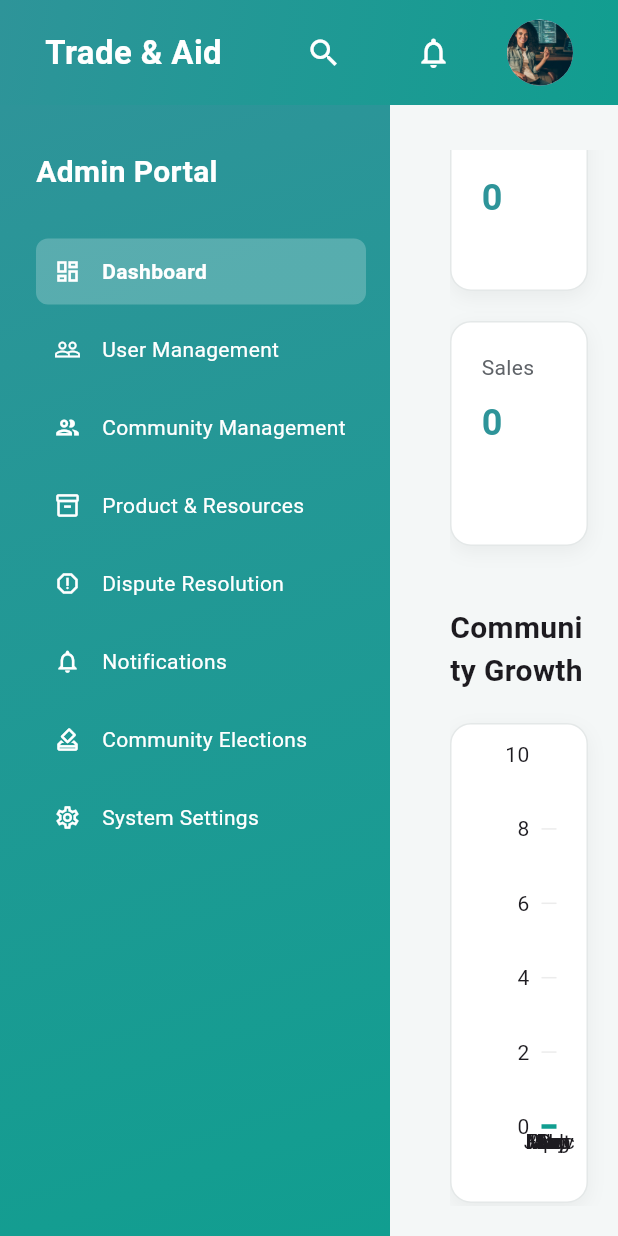
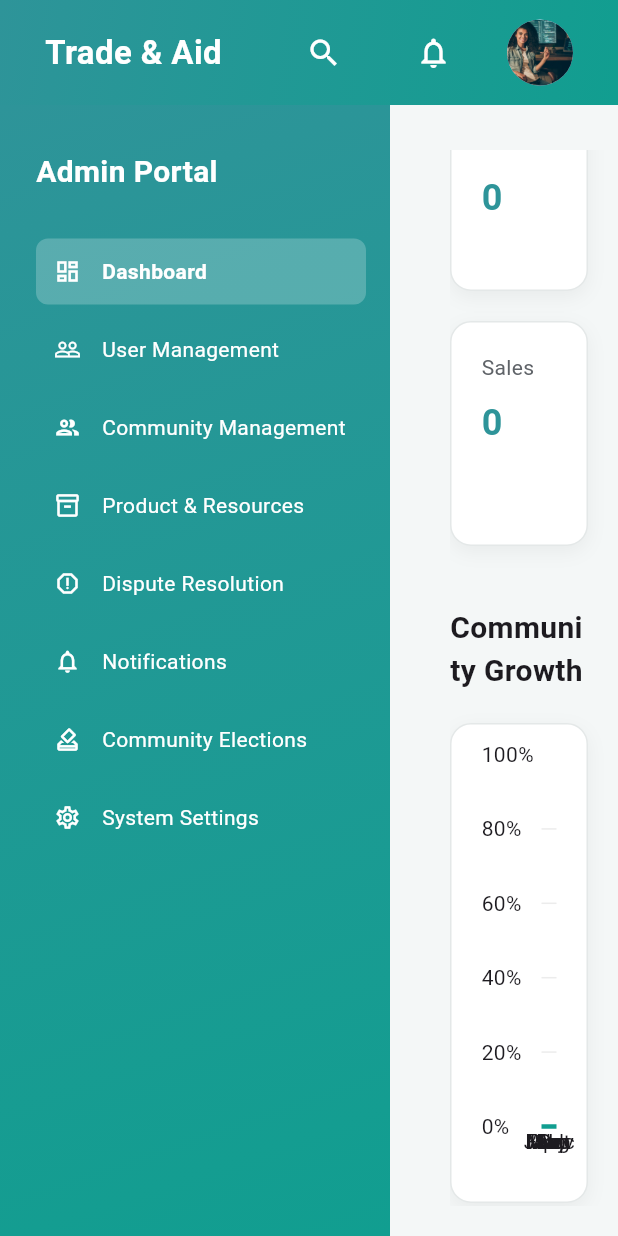
Before and after one commit to Alishba-Sajid/Trade-Aid, a Flutter app: the screen it shows after launch, scrolled down 576 dp, on a phone screen of 412 x 824 dp. Run offline on Flutter 3.47's test engine with Material 3 defaults, Android fonts, the phone set to English and light mode, and no system bars; drawn by our look-alikes of fl_chart; our stand-ins replace file_picker, image_picker, supabase_flutter; accounts and stored records are empty.

Commit message:
Complete web app

```diff
--- a/Frontend/lib/screens/dashboard.dart
+++ b/Frontend/lib/screens/dashboard.dart
@@ -166,10 +166,20 @@ Future<void> fetchCommunityGrowth() async {
       monthlyCounts[monthIndex]++;
     }
 
+    /// ✅ STEP 1: get max value
+    int maxValue = monthlyCounts.reduce((a, b) => a > b ? a : b);
+
+    /// ⚠️ prevent divide by 0
+    if (maxValue == 0) maxValue = 1;
+
+    /// ✅ STEP 2: convert to %
     communityGrowthSpots = monthlyCounts
         .asMap()
         .entries
-        .map((e) => FlSpot(e.key.toDouble(), e.value.toDouble()))
+        .map((e) {
+          double percent = (e.value / maxValue) * 100;
+          return FlSpot(e.key.toDouble(), percent);
+        })
         .toList();
 
     setState(() {
@@ -529,13 +539,8 @@ void initState() {
             decoration: _cardDecoration(),
             child: LineChart(
               LineChartData(
-                minY: 0,
-                maxY: communityGrowthSpots.isEmpty
-                    ? 100
-                    : communityGrowthSpots
-                            .map((e) => e.y)
-                            .reduce((a, b) => a > b ? a : b) +
-                        10,
+               minY: 0,
+maxY: 100,
                 gridData: FlGridData(
                   show: true,
                   drawVerticalLine: false,
@@ -566,10 +571,16 @@ void initState() {
                       },
                     ),
                   ),
-                  leftTitles: AxisTitles(
-                    sideTitles:
-                        SideTitles(showTitles: true, reservedSize: 40),
-                  ),
+                 leftTitles: AxisTitles(
+  sideTitles: SideTitles(
+    showTitles: true,
+    reservedSize: 40,
+    interval: 20,
+    getTitlesWidget: (value, meta) {
+      return Text('${value.toInt()}%');
+    },
+  ),
+),
                   rightTitles:
                       AxisTitles(sideTitles: SideTitles(showTitles: false)),
                   topTitles:
--- a/Frontend/lib/screens/usermanagement.dart
+++ b/Frontend/lib/screens/usermanagement.dart
@@ -180,7 +180,11 @@ Expanded(
     Expanded(child: Text(user["gender"] ?? "")),
     Expanded(child: Text(user["phone"] ?? "")),
     Expanded(child: Text(user["address"] ?? "")),
+
+    /// ✅ FIXED ACTION COLUMN
    Expanded(
+  child: Align(
+    alignment: Alignment.centerLeft,
     child: TextButton(
       onPressed: () {
         final userId = user['user_id'];
@@ -196,6 +200,7 @@ Expanded(
         );
       },
       child: const Text("View"),
+    ),
   ),
 ),
   ],
```
Lines whose indentation alone changed are shown as unchanged.
